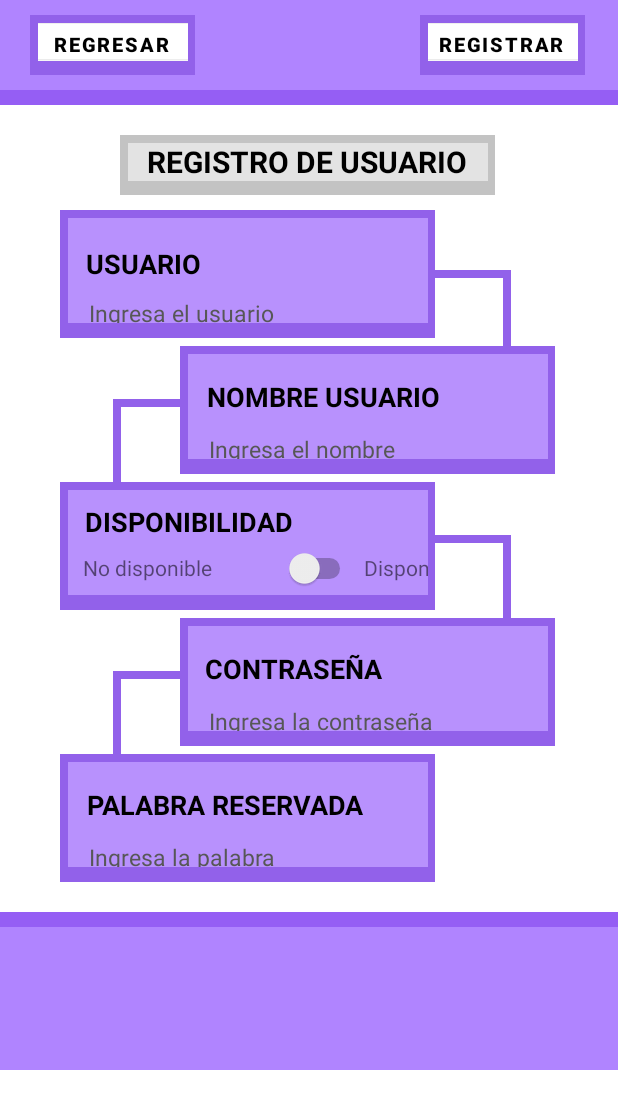
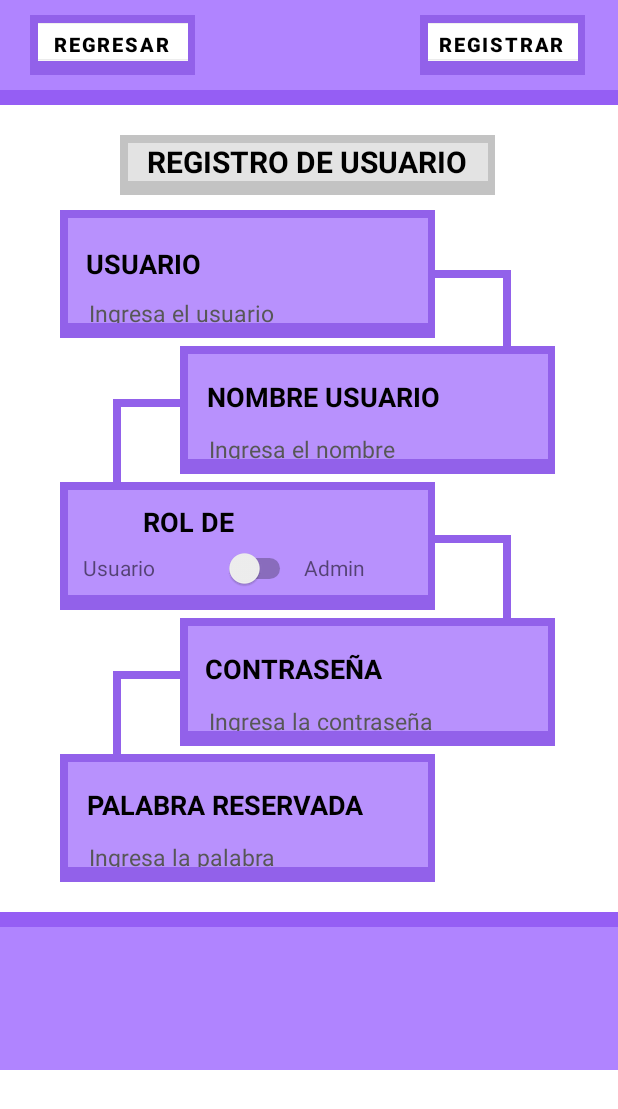
Before and after one commit to molxeuz/SistemaAlquilarAuto, an Android app: the MainActivity_registro screen opened directly, with no data from a screen before it, on a phone screen of 412 x 824 dp. Shown: the top 1109 px of the screen. Run offline under Robolectric (Android 15) with nearby library versions, the phone set to English and light mode, and no system bars; our stand-ins replace Firebase (no records; nobody signed in at launch, a user with empty details on screens opened directly).

Commit message:
trabajo terminado

```diff
--- a/app/src/main/res/layout/activity_main_recuperar.xml
+++ b/app/src/main/res/layout/activity_main_recuperar.xml
@@ -259,7 +259,7 @@
                 android:hint="Ingresa la contraseña"
                 android:layout_marginTop="32dp"
                 android:layout_marginLeft="-220dp"
-                android:inputType="text"
+                android:inputType="textPassword"
                 android:textColor="@color/black"
                 android:textColorHint="#575757"
                 android:textSize="15dp" />
--- a/app/src/main/res/layout/activity_main_registro.xml
+++ b/app/src/main/res/layout/activity_main_registro.xml
@@ -250,11 +250,11 @@
                 android:textStyle="bold"
                 android:textSize="18dp"
                 android:textAlignment="center"
-                android:text="DISPONIBILIDAD"/>
+                android:text="ROL DE USUARIO"/>
             <TextView
-                android:layout_width="90dp"
+                android:layout_width="50dp"
                 android:layout_height="20dp"
-                android:text="No disponible"
+                android:text="Usuario"
                 android:layout_marginLeft="-180dp"
                 android:layout_marginTop="35dp">
             </TextView>
@@ -266,9 +266,9 @@
                 android:layout_marginLeft="5dp">
             </Switch>
             <TextView
-                android:layout_width="70dp"
+                android:layout_width="45dp"
                 android:layout_height="20dp"
-                android:text="Disponible"
+                android:text="Admin"
                 android:layout_marginLeft="5dp"
                 android:layout_marginTop="35dp">
             </TextView>
```
Also changed, not shown: app/src/main/java/com/example/sistemaalquilarauto/MainActivity_devolucion.java (+54 -18 lines), app/src/main/java/com/example/sistemaalquilarauto/MainActivity_renta.java (+61 -31 lines).
